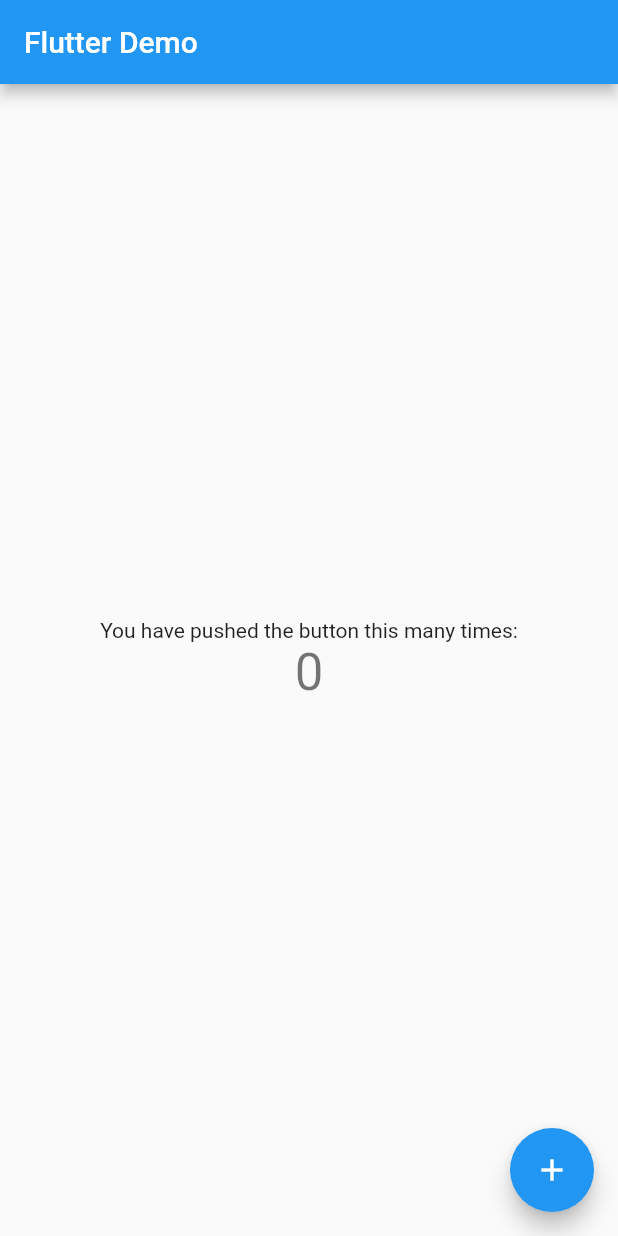
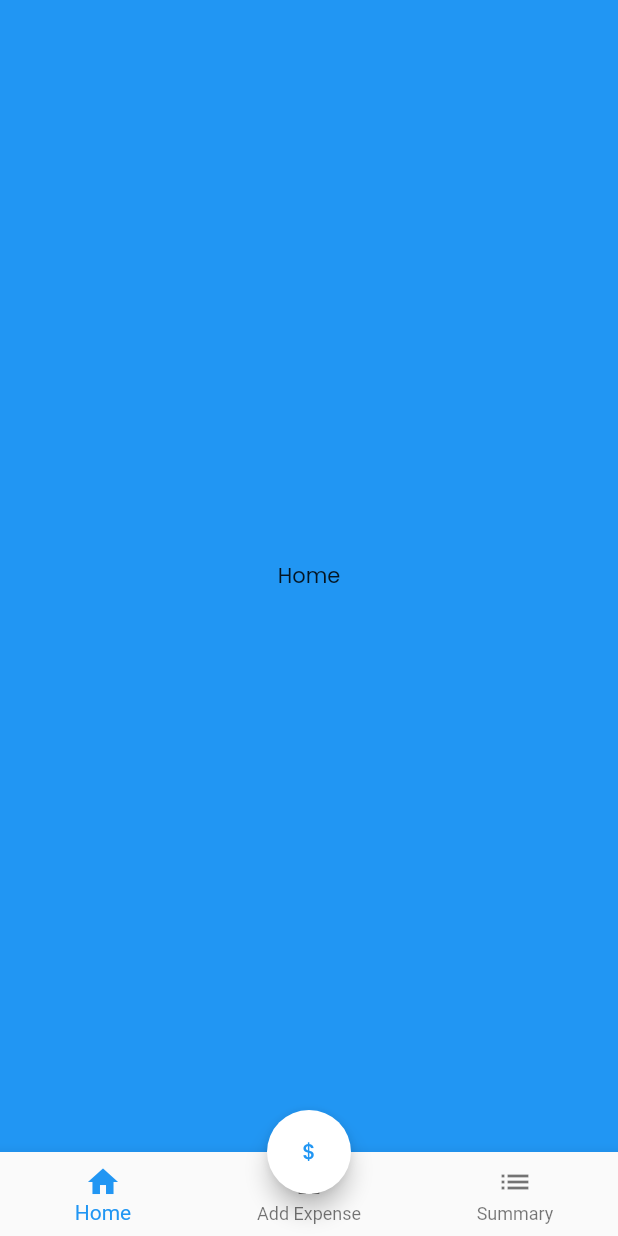
Before and after one commit to matekdev/WalletHero, a Flutter app: the screen it shows after launch, on a phone screen of 412 x 824 dp. Run offline on Flutter 3.47's test engine with Material 2 defaults, Android fonts, the phone set to English and light mode, and no system bars; our stand-ins replace google_fonts.

Commit message:
Initial page setup

```diff
--- a/lib/main.dart
+++ b/lib/main.dart
@@ -1,65 +1,97 @@
 import 'package:flutter/material.dart';
+import 'package:wallet_hero/ExpenseScreen.dart';
+import 'package:google_fonts/google_fonts.dart';
 
 void main() {
-  runApp(const MyApp());
+  runApp(const WalletHero());
 }
 
-class MyApp extends StatelessWidget {
-  const MyApp({Key? key}) : super(key: key);
+class WalletHero extends StatelessWidget {
+  const WalletHero({Key? key}) : super(key: key);
 
   @override
   Widget build(BuildContext context) {
     return MaterialApp(
-      title: 'Flutter Demo',
+      title: 'Wallet Hero',
       theme: ThemeData(
         primarySwatch: Colors.blue,
+        textTheme: GoogleFonts.poppinsTextTheme(Theme.of(context).textTheme),
       ),
-      home: const MyHomePage(title: 'Flutter Demo'),
+      home: const MainPage(
+        title: 'Wallet Hero',
+      ),
     );
   }
 }
 
-class MyHomePage extends StatefulWidget {
-  const MyHomePage({Key? key, required this.title}) : super(key: key);
+class MainPage extends StatefulWidget {
+  const MainPage({Key? key, required this.title}) : super(key: key);
   final String title;
   @override
-  State<MyHomePage> createState() => _MyHomePageState();
+  State<MainPage> createState() => _MainPageState();
 }
 
-class _MyHomePageState extends State<MyHomePage> {
-  int _counter = 0;
+class _MainPageState extends State<MainPage> {
+  int currentIndex = 0;
 
-  void _incrementCounter() {
-    setState(() {
-      _counter++;
-    });
-  }
+  final appScreens = const [
+    Center(
+      child: Text("Home"),
+    ),
+    ExpenseScreen(),
+    Center(
+      child: Text("Summary"),
+    ),
+  ];
 
   @override
   Widget build(BuildContext context) {
     return Scaffold(
-      appBar: AppBar(
-        title: Text(widget.title),
+      backgroundColor: Colors.blue,
+      body: IndexedStack(
+        index: currentIndex,
+        children: appScreens,
       ),
-      body: Center(
-        child: Column(
-          mainAxisAlignment: MainAxisAlignment.center,
-          children: <Widget>[
-            const Text(
-              'You have pushed the button this many times:',
-            ),
-            Text(
-              '$_counter',
-              style: Theme.of(context).textTheme.headline4,
-            ),
-          ],
+      floatingActionButtonLocation: FloatingActionButtonLocation.centerDocked,
+      floatingActionButton: FloatingActionButton(
+        tooltip: "Add Expense",
+        child: const Text(
+          "\$",
+          style: TextStyle(color: Colors.blue),
         ),
+        backgroundColor: Colors.white,
+        onPressed: () {
+          setState(() {
+            currentIndex = 1;
+          });
+        },
       ),
-      floatingActionButton: FloatingActionButton(
-        onPressed: _incrementCounter,
-        tooltip: 'Increment',
-        child: const Icon(Icons.add),
-      ),
+      bottomNavigationBar: Theme(
+          data: ThemeData(
+            splashColor: Colors.transparent,
+            highlightColor: Colors.transparent,
+          ),
+          child: BottomNavigationBar(
+            currentIndex: currentIndex,
+            onTap: (index) => setState(() {
+              if (index == 1) return;
+              currentIndex = index;
+            }),
+            items: const [
+              BottomNavigationBarItem(
+                icon: Icon(Icons.home),
+                label: "Home",
+              ),
+              BottomNavigationBarItem(
+                icon: Icon(Icons.home),
+                label: "Add Expense",
+              ),
+              BottomNavigationBarItem(
+                icon: Icon(Icons.list),
+                label: "Summary",
+              )
+            ],
+          )),
     );
   }
 }
--- a/pubspec.yaml
+++ b/pubspec.yaml
@@ -34,6 +34,7 @@ dependencies:
   # The following adds the Cupertino Icons font to your application.
   # Use with the CupertinoIcons class for iOS style icons.
   cupertino_icons: ^1.0.2
+  google_fonts: ^2.3.1
 
 dev_dependencies:
   flutter_test:
```
Also changed, not shown: lib/ExpenseScreen.dart (added, +133 -0 lines), pubspec.lock, 1 other file.
